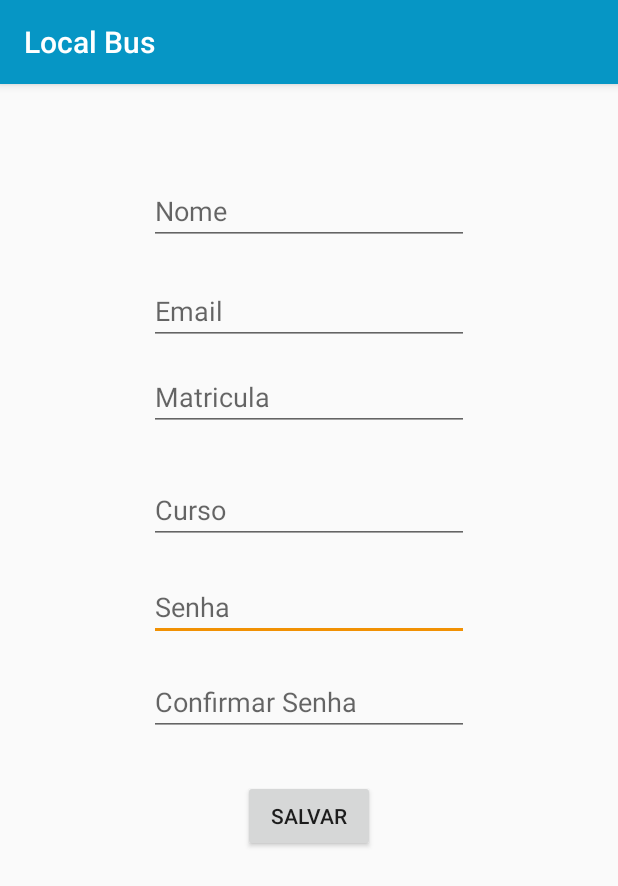
After one commit to joaomarcos09/Local-Bus, an Android app: the EditarActivity screen opened directly, with no data from a screen before it, on a phone screen of 412 x 824 dp. The commit adds this screen. Shown: the top 886 px of the screen. Run offline under Robolectric (Android 15) with nearby library versions, the phone set to English and light mode, and no system bars; our stand-ins replace Firebase (no records; nobody signed in at launch, a user with empty details on screens opened directly); 5 statements that could not run were skipped.

Commit message:
commit inicial

```diff
--- a/LocalBus/app/src/debug/res/values/google_maps_api.xml
+++ b/LocalBus/app/src/debug/res/values/google_maps_api.xml
@@ -20,5 +20,7 @@
     Once you have your key (it starts with "AIza"), replace the "google_maps_key"
     string in this file.
     -->
-    <string name="google_maps_key" templateMergeStrategy="preserve" translatable="false">AIzaSyCMK9UAHS5umohXIGx-v7P3Fpozv0xVCB0</string>
+    <string name="google_maps_key" templateMergeStrategy="preserve" translatable="false">
+    AIzaSyD1zkNk0OIBiBuKYeRL8FB38gmMSDWlBjg
+    </string>
 </resources>
--- /dev/null
+++ b/LocalBus/app/src/main/java/br/ufc/crateus/localbus/EditarActivity.java
@@ -0,0 +1,69 @@
+package br.ufc.crateus.localbus;
+
+import androidx.appcompat.app.AppCompatActivity;
+
+import android.content.Intent;
+import android.os.Bundle;
+import android.view.View;
+import android.widget.Button;
+import android.widget.EditText;
+
+import com.google.firebase.database.DataSnapshot;
+import com.google.firebase.database.DatabaseReference;
+import com.google.firebase.database.FirebaseDatabase;
+
+public class EditarActivity extends AppCompatActivity {
+    EditText etNome2;
+    EditText etEmail2;
+    EditText etCurso2;
+    EditText etMatricula2;
+    EditText etSenha2;
+    EditText etConfirmaSenha2;
+    Button btCadastrar2;
+    Iterable<DataSnapshot> children;
+    Bundle dados = new Bundle();
+    DatabaseReference myRef;
+    UserService service = RetrofitClientInstance
+            .getRetrofitInstance()
+            .create(UserService.class);
+
+    @Override
+    protected void onCreate(Bundle savedInstanceState) {
+        super.onCreate(savedInstanceState);
+        setContentView(R.layout.activity_editar);
+        etNome2 = (EditText) findViewById(R.id.etNome2);
+        etEmail2 = (EditText) findViewById(R.id.etEmail2);
+        etCurso2 = (EditText) findViewById(R.id.etCurso2);
+        etMatricula2 = (EditText) findViewById(R.id.etMatricula2);
+        etSenha2 = (EditText) findViewById(R.id.etSenha2);
+        etConfirmaSenha2 = (EditText) findViewById(R.id.etConfirmaSenha2);
+        btCadastrar2 = (Button) findViewById(R.id.btCadastrar2);
+        Intent intent = getIntent();
+
+        dados = intent.getExtras();
+        etNome2.setText(dados.getString("nome"));
+        etEmail2.setText(dados.getString("email"));
+        etCurso2.setText(dados.getString("curso"));
+        etMatricula2.setText(dados.getString("matricula"));
+        etSenha2.setText(dados.getString("senha"));
+        FirebaseDatabase database = FirebaseDatabase.getInstance("https://localbus-5f2fa.firebaseio.com/");
+        myRef = database.getReference("users");
+
+        btCadastrar2.setOnClickListener(new View.OnClickListener() {
+            @Override
+            public void onClick(View view) {
+                UserModel usuario = new UserModel(etNome2.getText().toString(), etEmail2.getText().toString(), Integer.parseInt(etMatricula2.getText().toString()), etCurso2.getText().toString(), etSenha2.getText().toString());
+                myRef.child(dados.getString("key")).setValue(usuario);
+                dados.putString("nome", usuario.getNome());
+                dados.putString("email", usuario.getEmail());
+                dados.putString("curso", usuario.getCurso());
+                dados.putString("matricula", String.valueOf(usuario.getMatricula()));
+                dados.putString("senha", usuario.getSenha());
+                dados.putString("key", usuario.getKey());
+                Intent i = new Intent(EditarActivity.this, PrincipalActivity.class);
+                i.putExtras(dados);
+                startActivity(i);
+            }
+        });
+    }
+}
--- a/LocalBus/app/src/main/java/br/ufc/crateus/localbus/LineAdapter.java
+++ b/LocalBus/app/src/main/java/br/ufc/crateus/localbus/LineAdapter.java
@@ -20,12 +20,14 @@ import java.util.Locale;
 
 public class LineAdapter extends RecyclerView.Adapter<LineHolder> {
     private final List<MensagemModel> mMsg;
+    private final List<String> avisos;
     DatabaseReference myRef;
     Iterable<DataSnapshot> children;
     MensagemModel msgAux;
 
     public LineAdapter(ArrayList msgs) {
         mMsg = msgs;
+        avisos = null;
     }
 
     @Override
@@ -49,6 +51,10 @@ public class LineAdapter extends RecyclerView.Adapter<LineHolder> {
 
     public void updateList(MensagemModel user) {
         insertItem(user);
+    }
+
+    public void insertAviso(String aviso){
+        avisos.add(aviso);
     }
 
     public void insertItem(MensagemModel user) {
--- /dev/null
+++ b/LocalBus/app/src/main/res/layout/activity_editar.xml
@@ -0,0 +1,85 @@
+<?xml version="1.0" encoding="utf-8"?>
+<androidx.constraintlayout.widget.ConstraintLayout xmlns:android="http://schemas.android.com/apk/res/android"
+    xmlns:app="http://schemas.android.com/apk/res-auto"
+    xmlns:tools="http://schemas.android.com/tools"
+    android:layout_width="match_parent"
+    android:layout_height="match_parent"
+    tools:context=".EditarActivity">
+
+    <EditText
+        android:id="@+id/etSenha2"
+        android:layout_width="wrap_content"
+        android:layout_height="wrap_content"
+        android:layout_marginTop="19dp"
+        android:ems="10"
+        android:hint="Senha"
+        android:inputType="textPassword"
+        app:layout_constraintStart_toStartOf="@+id/etCurso2"
+        app:layout_constraintTop_toBottomOf="@+id/etCurso2" />
+
+    <EditText
+        android:id="@+id/etConfirmaSenha2"
+        android:layout_width="wrap_content"
+        android:layout_height="wrap_content"
+        android:layout_marginTop="18dp"
+        android:ems="10"
+        android:hint="Confirmar Senha"
+        android:inputType="textPassword"
+        app:layout_constraintStart_toStartOf="@+id/etSenha2"
+        app:layout_constraintTop_toBottomOf="@+id/etSenha2" />
+
+    <EditText
+        android:id="@+id/etCurso2"
+        android:layout_width="wrap_content"
+        android:layout_height="wrap_content"
+        android:layout_marginTop="30dp"
+        android:ems="10"
+        android:hint="Curso"
+        android:inputType="textPersonName"
+        app:layout_constraintStart_toStartOf="@+id/etMatricula2"
+        app:layout_constraintTop_toBottomOf="@+id/etMatricula2" />
+
+    <EditText
+        android:id="@+id/etNome2"
+        android:layout_width="wrap_content"
+        android:layout_height="wrap_content"
+        android:layout_marginTop="62dp"
+        android:ems="10"
+        android:hint="Nome"
+        android:inputType="textPersonName"
+        app:layout_constraintEnd_toEndOf="parent"
+        app:layout_constraintStart_toStartOf="parent"
+        app:layout_constraintTop_toTopOf="parent" />
+
+    <EditText
+        android:id="@+id/etEmail2"
+        android:layout_width="wrap_content"
+        android:layout_height="wrap_content"
+        android:layout_marginTop="21dp"
+        android:ems="10"
+        android:hint="Email"
+        android:inputType="textEmailAddress"
+        app:layout_constraintStart_toStartOf="@+id/etNome2"
+        app:layout_constraintTop_toBottomOf="@+id/etNome2" />
+
+    <EditText
+        android:id="@+id/etMatricula2"
+        android:layout_width="wrap_content"
+        android:layout_height="wrap_content"
+        android:layout_marginTop="12dp"
+        android:ems="10"
+        android:hint="Matricula"
+        android:inputType="textPersonName"
+        app:layout_constraintStart_toStartOf="@+id/etEmail2"
+        app:layout_constraintTop_toBottomOf="@+id/etEmail2" />
+
+    <Button
+        android:id="@+id/btCadastrar2"
+        android:layout_width="wrap_content"
+        android:layout_height="wrap_content"
+        android:layout_marginTop="29dp"
+        android:text="SALVAR"
+        app:layout_constraintEnd_toEndOf="parent"
+        app:layout_constraintStart_toStartOf="parent"
+        app:layout_constraintTop_toBottomOf="@+id/etConfirmaSenha2" />
+</androidx.constraintlayout.widget.ConstraintLayout>
--- a/LocalBus/app/src/main/res/menu/activity_principal2_drawer.xml
+++ b/LocalBus/app/src/main/res/menu/activity_principal2_drawer.xml
@@ -7,9 +7,7 @@
         <item
             android:id="@+id/nav_home"
             android:title="Mapa" />
-        <item
-            android:id="@+id/nav_gallery"
-            android:title="Dados" />
+
 
     </group>
 
```
Also changed, not shown: LocalBus/app/src/main/AndroidManifest.xml (+13 -7 lines), LocalBus/app/src/main/java/br/ufc/crateus/localbus/BatePapoActivity.java (+16 -25 lines), LocalBus/app/src/main/java/br/ufc/crateus/localbus/ConfiguracoesActivity.java (+22 -0 lines), LocalBus/app/src/main/java/br/ufc/crateus/localbus/EditarContaActivity.java (added, +14 -0 lines), LocalBus/app/src/main/java/br/ufc/crateus/localbus/MainActivity.java (+9 -0 lines), LocalBus/app/src/main/java/br/ufc/crateus/localbus/MotoristaActivity.java (added, +42 -0 lines), LocalBus/app/src/main/java/br/ufc/crateus/localbus/PrincipalActivity.java (+37 -0 lines), LocalBus/app/src/main/java/br/ufc/crateus/localbus/UserModel.java (+8 -0 lines), LocalBus/app/src/main/res/layout/activity_bate_papo.xml (+18 -9 lines), LocalBus/app/src/main/res/layout/activity_editar_conta.xml (added, +9 -0 lines), LocalBus/app/src/main/res/layout/activity_motorista.xml (added, +46 -0 lines).
